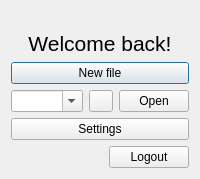
Above: editor/WelcomeWin.ui from gianluca-amprimo/pds-project before the change. Below: the same form after it.
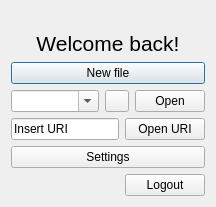
That is the form after the change. Icons and pictures are not drawn.

```diff
--- a/editor/WelcomeWin.ui
+++ b/editor/WelcomeWin.ui
@@ -6,8 +6,8 @@
    <rect>
     <x>0</x>
     <y>0</y>
-    <width>290</width>
-    <height>368</height>
+    <width>392</width>
+    <height>585</height>
    </rect>
   </property>
   <property name="sizePolicy">
@@ -128,6 +128,24 @@
      </item>
     </layout>
    </item>
+   <item>
+    <layout class="QHBoxLayout" name="horizontalLayout_2">
+     <item>
+      <widget class="QLineEdit" name="LinkURI">
+       <property name="text">
+        <string>Insert URI</string>
+       </property>
+      </widget>
+     </item>
+     <item>
+      <widget class="QPushButton" name="LinkButton">
+       <property name="text">
+        <string>Open URI</string>
+       </property>
+      </widget>
+     </item>
+    </layout>
+   </item>
    <item>
     <widget class="QPushButton" name="SettingsButton">
      <property name="text">
```
